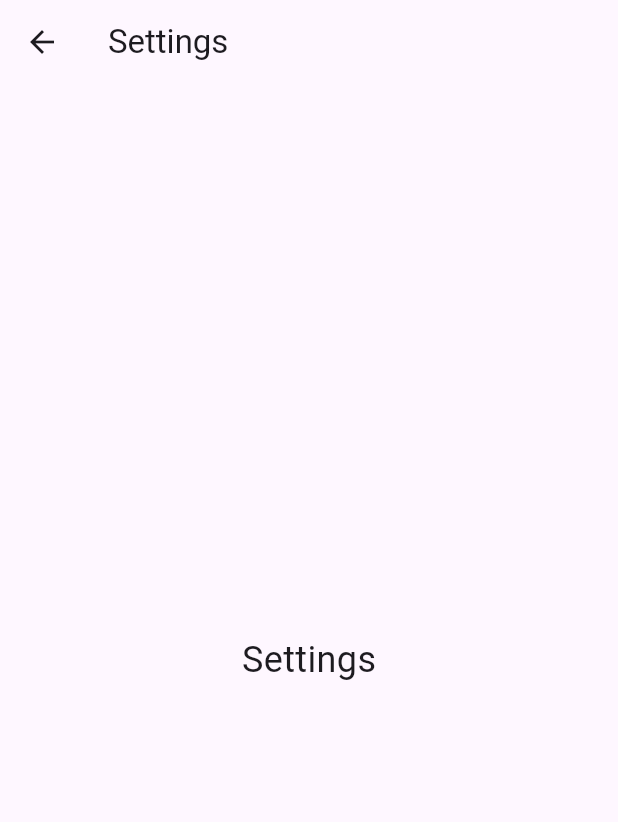
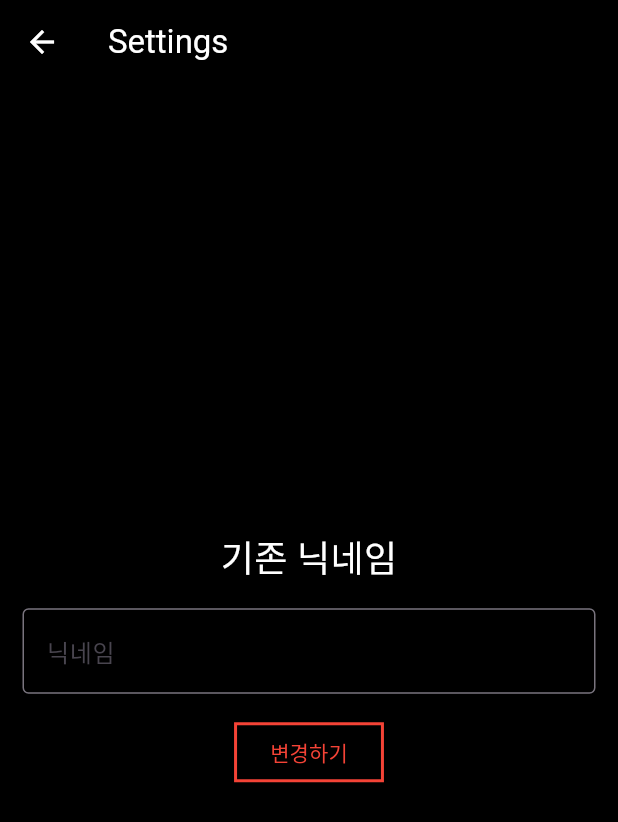
Before and after one commit to ranchat-kr/ranchat_flutter, a Flutter app: the screen it shows after launch, after a tap on the "settings" icon, on a phone screen of 412 x 824 dp. Shown: the top 822 px of the screen. Run offline on Flutter 3.47's test engine with Material 3 defaults, Android fonts, the phone set to English and light mode, and no system bars; our stand-ins replace fluttertoast; missing offline and left inert: stomp_dart_client; Roboto replaces fonts that are missing (DungGeunMo).

Commit message:
(feat) 설정화면 닉네임 변경 기능 추가

```diff
--- a/lib/View/SettingScreen.dart
+++ b/lib/View/SettingScreen.dart
@@ -1,4 +1,5 @@
 import 'package:flutter/material.dart';
+import 'package:flutter/widgets.dart';
 import 'package:ranchat_flutter/ViewModel/ConnectingService.dart';
 
 class Settingscreen extends StatefulWidget {
@@ -10,19 +11,95 @@ class Settingscreen extends StatefulWidget {
 }
 
 class _SettingscreenState extends State<Settingscreen> {
+  final TextEditingController _nicknameController = TextEditingController();
+  final FocusNode _focusNode = FocusNode();
+  late Connectingservice _connectingservice;
+
+  @override
+  void initState() {
+    super.initState();
+    _connectingservice = widget.connectingservice;
+  }
+
+  void _showReQuestionDialog() {
+    var nickName = _nicknameController.text;
+    showDialog(
+        context: context,
+        builder: (BuildContext context) {
+          return AlertDialog(
+            title: const Text('닉네임 변경'),
+            content: Text('닉네임을 \'$nickName\'(으)로 변경하시겠습니까?'),
+            actions: [
+              TextButton(
+                onPressed: () {
+                  Navigator.pop(context);
+                },
+                child: const Text('취소'),
+              ),
+              TextButton(
+                onPressed: () {
+                  _connectingservice.updateUserName(nickName);
+                },
+                child: const Text('변경'),
+              )
+            ],
+          );
+        });
+  }
+
   @override
   Widget build(BuildContext context) {
     return Scaffold(
+      backgroundColor: Colors.black,
       appBar: AppBar(
         title: const Text('Settings'),
+        backgroundColor: Colors.black,
+        foregroundColor: Colors.white,
       ),
-      body: const Center(
+      body: Center(
         child: Column(
           mainAxisAlignment: MainAxisAlignment.center,
           children: <Widget>[
-            Text(
-              'Settings',
-              style: TextStyle(fontSize: 24),
+            const Text(
+              '기존 닉네임',
+              style: TextStyle(fontSize: 24, color: Colors.white),
+            ),
+            Padding(
+              padding: const EdgeInsets.all(15.0),
+              child: TextField(
+                focusNode: _focusNode,
+                controller: _nicknameController,
+                style: const TextStyle(color: Colors.white),
+                decoration: const InputDecoration(
+                  border: OutlineInputBorder(),
+                  labelText: '닉네임',
+                  hintText: '바꿀 닉네임을 입력해주세요.',
+                  hintStyle: TextStyle(color: Colors.blueGrey),
+                ),
+              ),
+            ),
+            ElevatedButton(
+              onPressed: () {
+                final message = _nicknameController.text.trim();
+                if (message.isNotEmpty) {
+                  setState(() {
+                    // _messages.add(Message(
+                    //     message: message,
+                    //     color: isMe ? Colors.yellow : Colors.white));
+                    _nicknameController.clear();
+                  });
+                  _showReQuestionDialog();
+                }
+                FocusScope.of(context).requestFocus(_focusNode);
+              },
+              style: ElevatedButton.styleFrom(
+                backgroundColor: Colors.transparent,
+                foregroundColor: Colors.red,
+                shape: RoundedRectangleBorder(
+                    borderRadius: BorderRadius.circular(0.0),
+                    side: const BorderSide(color: Colors.red, width: 2.0)),
+              ),
+              child: const Text('변경하기'),
             ),
           ],
         ),
```
